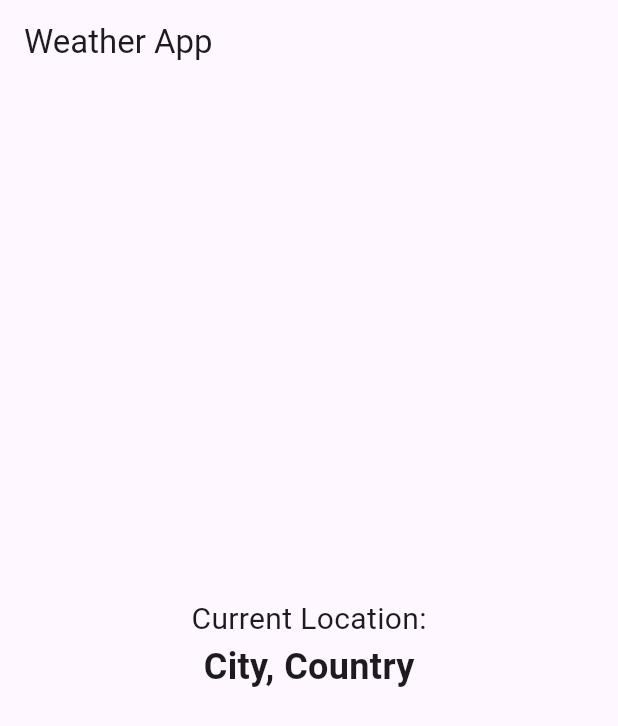
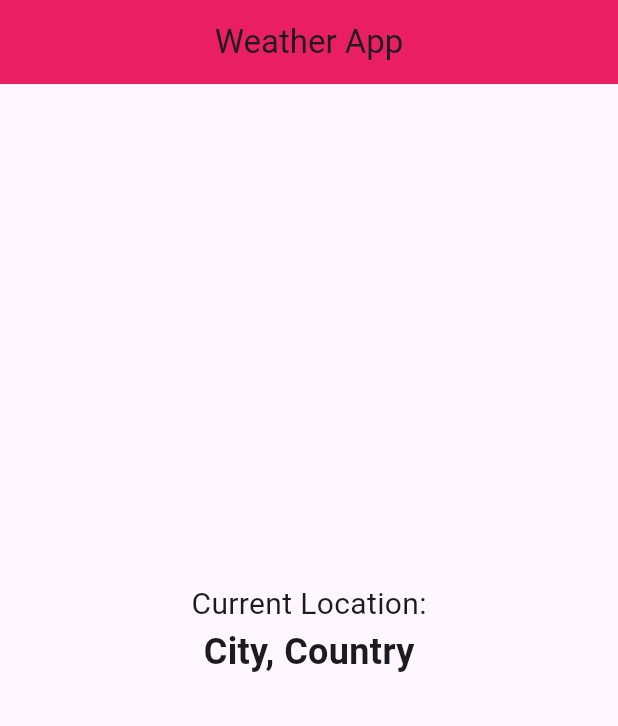
Before and after one commit to sakarpaudel/weather_app, a Flutter app: the screen it shows after launch, on a phone screen of 412 x 824 dp. Shown: the top 726 px of the screen. Run offline on Flutter 3.47's test engine with Material 3 defaults, Android fonts, the phone set to English and light mode, and no system bars; our stand-ins replace geolocator.

Commit message:
Depencencies: Resolve Geolocator

```diff
--- a/lib/main.dart
+++ b/lib/main.dart
@@ -1,5 +1,9 @@
+// main.dart
+
+import 'dart:convert';
 import 'package:flutter/material.dart';
 import 'package:geolocator/geolocator.dart';
+import 'package:http/http.dart' as http;
 
 void main() {
   runApp(MyApp());
@@ -24,9 +28,10 @@ class WeatherApp extends StatefulWidget {
 }
 
 class _WeatherAppState extends State<WeatherApp> {
-  String apiKey = "YOUR_API_KEY";
+  String apiKey = "e583354804fb5ed82c9c19cf604f7b56"; // Replace with your actual API key
   Position? currentPosition;
   String currentLocation = "City, Country"; // Default location
+  dynamic weatherData;
 
   @override
   void initState() {
@@ -50,11 +55,24 @@ class _WeatherAppState extends State<WeatherApp> {
   }
 
   // Function to fetch weather data based on location
-  void _fetchWeatherData() {
-    // Implement the logic to fetch weather data from the API
-    // using the currentPosition.latitude and currentPosition.longitude
-    // and update the UI accordingly.
-    // You may use a package like http or dio for making API requests.
+  Future<void> _fetchWeatherData() async {
+    try {
+      String apiUrl = 'https://api.openweathermap.org/data/2.5/weather';
+      String units = 'metric'; // You can change this to 'imperial' for Fahrenheit
+
+      final response = await http.get(Uri.parse(
+          '$apiUrl?lat=${currentPosition!.latitude}&lon=${currentPosition!.longitude}&appid=$apiKey&units=$units'));
+
+      if (response.statusCode == 200) {
+        setState(() {
+          weatherData = json.decode(response.body);
+        });
+      } else {
+        print("Error fetching weather data. Status code: ${response.statusCode}");
+      }
+    } catch (e) {
+      print("Error fetching weather data: $e");
+    }
   }
 
   @override
@@ -62,6 +80,8 @@ class _WeatherAppState extends State<WeatherApp> {
     return Scaffold(
       appBar: AppBar(
         title: Text('Weather App'),
+        centerTitle: true,
+        backgroundColor: Colors.pink,
       ),
       body: Center(
         child: Column(
@@ -82,6 +102,20 @@ class _WeatherAppState extends State<WeatherApp> {
                 style: TextStyle(fontSize: 16),
                 textAlign: TextAlign.center,
               ),
+            SizedBox(height: 20),
+            if (weatherData != null)
+              Column(
+                children: [
+                  Text(
+                    'Weather: ${weatherData['weather'][0]['main']}',
+                    style: TextStyle(fontSize: 20),
+                  ),
+                  Text(
+                    'Temperature: ${weatherData['main']['temp']} °C',
+                    style: TextStyle(fontSize: 20),
+                  ),
+                ],
+              ),
           ],
         ),
       ),
--- a/pubspec.yaml
+++ b/pubspec.yaml
@@ -29,6 +29,7 @@ environment:
 # versions available, run `flutter pub outdated`.
 dependencies:
   geolocator: ^7.0.3
+  http: ^0.13.3
   flutter:
     sdk: flutter
 
```
Also changed, not shown: pubspec.lock.
